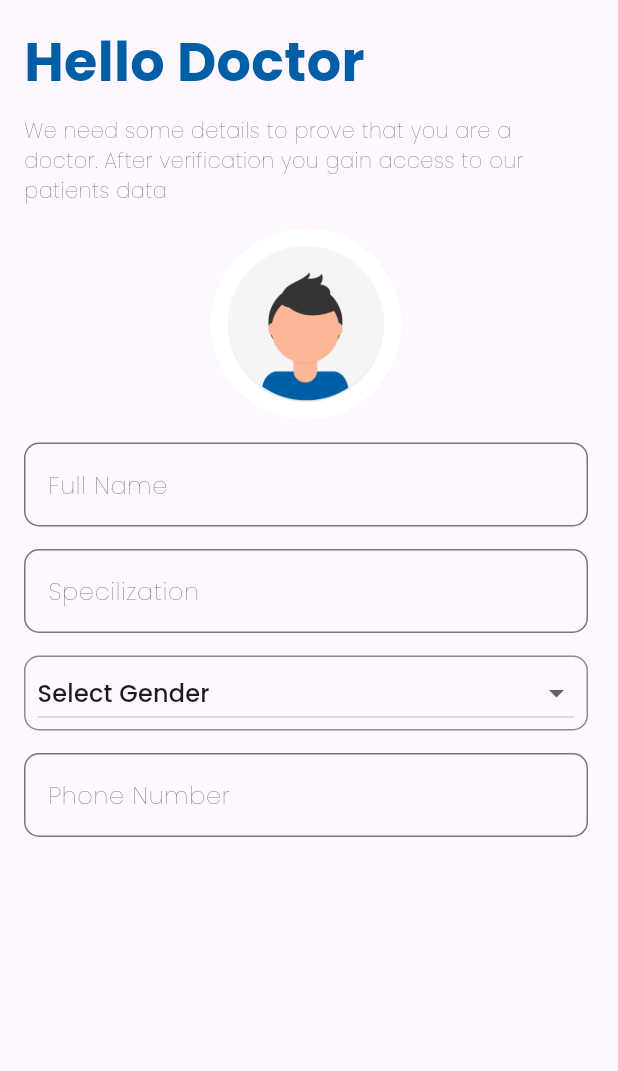
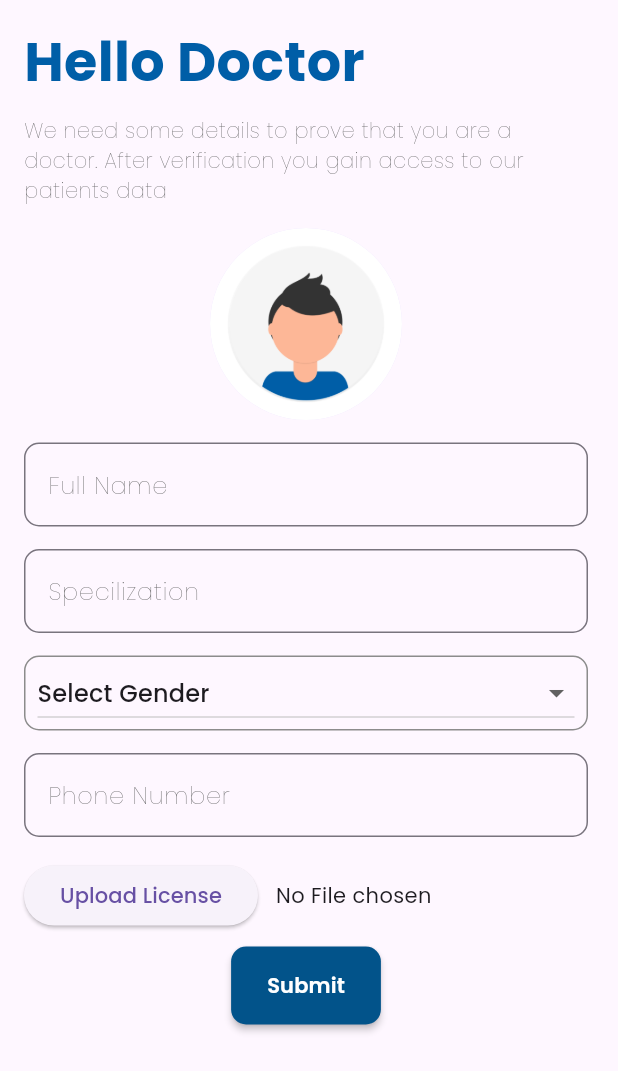
Before and after one commit to The-Powerpuff-Boys/medrec, a Flutter app: the screen it shows after launch, on a phone screen of 412 x 824 dp. Shown: the top 1071 px of the screen. Run offline on Flutter 3.47's test engine with Material 2 defaults, Android fonts, the phone set to English and light mode, and no system bars; drawn by our look-alikes of auto_size_text; our stand-ins replace flutter_riverpod, font_awesome_flutter, google_fonts; project files that could hold a hidden picture were left out.

Commit message:
UI create profile screen complete

```diff
--- a/medrec_app/lib/screens/create_doctor_profile.dart
+++ b/medrec_app/lib/screens/create_doctor_profile.dart
@@ -139,6 +139,54 @@ class _CreateDoctorProfileScreenState
                       label: 'Phone Number',
                       controller: _phoneController,
                     ),
+                    // const Padding(
+                    //   padding: EdgeInsets.symmetric(horizontal: 8.0),
+                    //   child: Text(
+                    //     'Upload your Prescription',
+                    //     style: TextStyle(
+                    //       color: Color.fromARGB(255, 0, 82, 134),
+                    //       fontSize: 16,
+                    //       fontWeight: FontWeight.w600,
+                    //     ),
+                    //   ),
+                    // ),
+                    Row(
+                      children: [
+                        ElevatedButton(
+                            onPressed: () {},
+                            child: const Text('Upload License')),
+                        const Padding(
+                          padding: EdgeInsets.only(left: 12.0),
+                          child: AutoSizeText(
+                            'No File chosen',
+                            maxLines: 1,
+                            wrapWords: true,
+                            overflow: TextOverflow.fade,
+                          ),
+                        ),
+                      ],
+                    ),
+                    const SizedBox(height: 10),
+                    Center(
+                      child: MaterialButton(
+                        onPressed: () {},
+                        shape: RoundedRectangleBorder(
+                          borderRadius: BorderRadius.circular(10),
+                        ),
+                        color: const Color(0xff02538A),
+                        padding: const EdgeInsets.symmetric(
+                          horizontal: 24,
+                          vertical: 16,
+                        ),
+                        textColor: Colors.white,
+                        child: const Text(
+                          'Submit',
+                          style: TextStyle(
+                            fontWeight: FontWeight.w600,
+                          ),
+                        ),
+                      ),
+                    )
                   ],
                 ),
               ),
```
